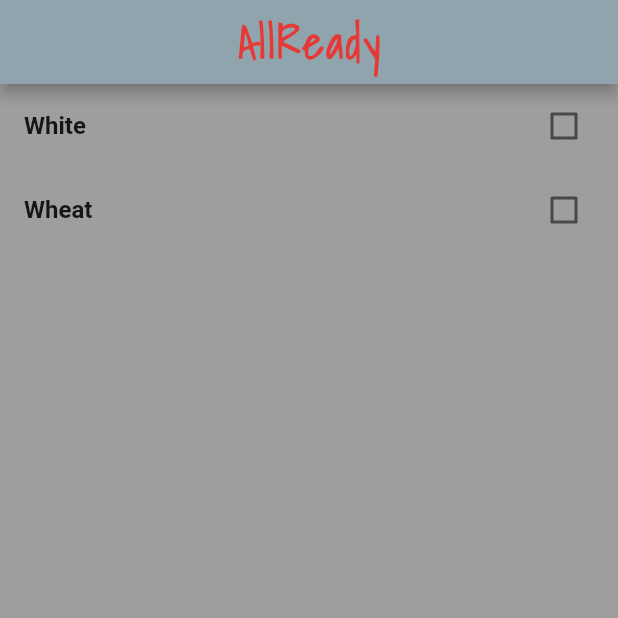
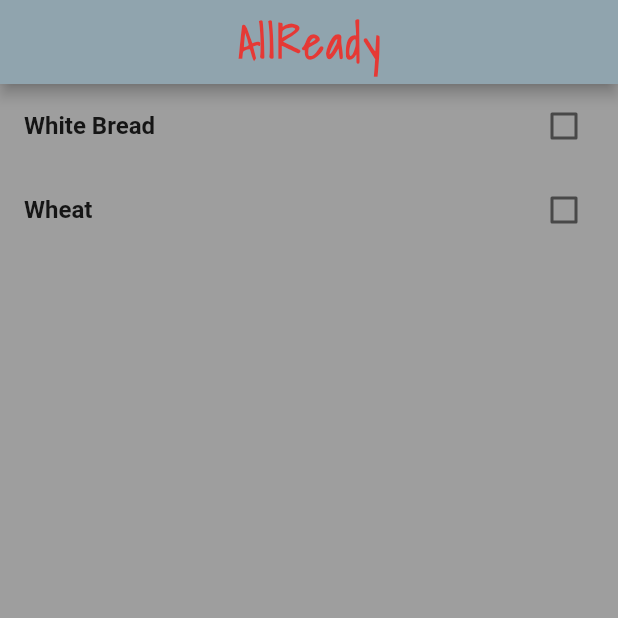
Before and after one commit to alexdenzler/allready, a Flutter app: the BreadPage screen opened directly, on a phone screen of 412 x 824 dp, the top half of it. Run offline on Flutter 3.47's test engine with Material 2 defaults, Android fonts, the phone set to English and light mode, and no system bars; our stand-ins replace cloud_firestore; accounts and stored records are empty; network calls fail.

```diff
--- a/lib/breadpage.dart
+++ b/lib/breadpage.dart
@@ -16,7 +16,7 @@ import 'package:cloud_firestore/cloud_firestore.dart';
 
     @override
     Widget build(BuildContext context) {
-      final List<String> breads = <String>["White","Wheat"];
+      final List<String> breads = <String>["White Bread","Wheat"];
       return Scaffold(
       backgroundColor: Colors.grey[500],
         appBar: AppBar(
```
